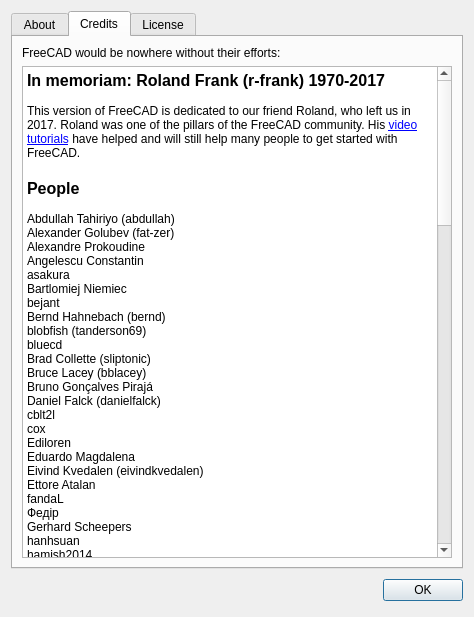
Old version of the form src/Gui/AboutApplication.ui in the repository berndhahnebach/All_FreeCAD.
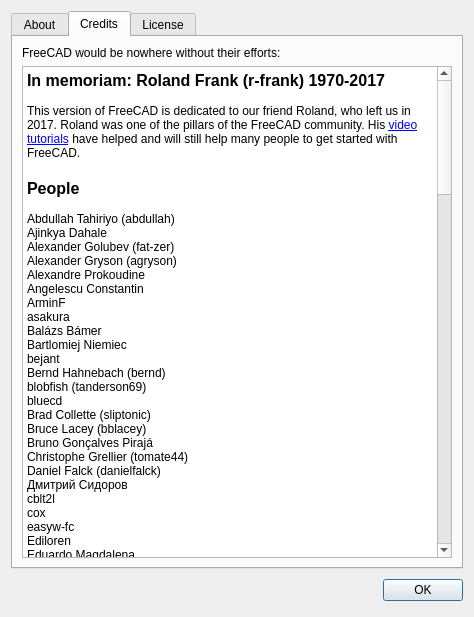
New version of the form. The open tabs and pages were chosen to show the change. Icons and pictures are not drawn. Custom widgets are drawn as their Qt base class.

Commit message: Updated credits list

```diff
--- a/src/Gui/AboutApplication.ui
+++ b/src/Gui/AboutApplication.ui
@@ -312,10 +312,14 @@
 &lt;p style=&quot; margin-top:0px; margin-bottom:0px; margin-left:0px; margin-right:0px; -qt-block-indent:0; text-indent:0px;&quot;&gt;&lt;span style=&quot; font-size:12pt; font-weight:600;&quot;&gt;People&lt;/span&gt;&lt;/p&gt;
 &lt;p style=&quot;-qt-paragraph-type:empty; margin-top:0px; margin-bottom:0px; margin-left:0px; margin-right:0px; -qt-block-indent:0; text-indent:0px;&quot;&gt;&lt;br /&gt;&lt;/p&gt;
 &lt;p style=&quot; margin-top:0px; margin-bottom:0px; margin-left:0px; margin-right:0px; -qt-block-indent:0; text-indent:0px;&quot;&gt;Abdullah Tahiriyo (abdullah)&lt;/p&gt;
+&lt;p style=&quot; margin-top:0px; margin-bottom:0px; margin-left:0px; margin-right:0px; -qt-block-indent:0; text-indent:0px;&quot;&gt;Ajinkya Dahale&lt;/p&gt;
 &lt;p style=&quot; margin-top:0px; margin-bottom:0px; margin-left:0px; margin-right:0px; -qt-block-indent:0; text-indent:0px;&quot;&gt;Alexander Golubev (fat-zer)&lt;/p&gt;
+&lt;p style=&quot; margin-top:0px; margin-bottom:0px; margin-left:0px; margin-right:0px; -qt-block-indent:0; text-indent:0px;&quot;&gt;Alexander Gryson (agryson)&lt;/p&gt;
 &lt;p style=&quot; margin-top:0px; margin-bottom:0px; margin-left:0px; margin-right:0px; -qt-block-indent:0; text-indent:0px;&quot;&gt;Alexandre Prokoudine&lt;/p&gt;
 &lt;p style=&quot; margin-top:0px; margin-bottom:0px; margin-left:0px; margin-right:0px; -qt-block-indent:0; text-indent:0px;&quot;&gt;Angelescu Constantin&lt;/p&gt;
+&lt;p style=&quot; margin-top:0px; margin-bottom:0px; margin-left:0px; margin-right:0px; -qt-block-indent:0; text-indent:0px;&quot;&gt;ArminF&lt;/p&gt;
 &lt;p style=&quot; margin-top:0px; margin-bottom:0px; margin-left:0px; margin-right:0px; -qt-block-indent:0; text-indent:0px;&quot;&gt;asakura&lt;/p&gt;
+&lt;p style=&quot; margin-top:0px; margin-bottom:0px; margin-left:0px; margin-right:0px; -qt-block-indent:0; text-indent:0px;&quot;&gt;Balázs Bámer&lt;/p&gt;
 &lt;p style=&quot; margin-top:0px; margin-bottom:0px; margin-left:0px; margin-right:0px; -qt-block-indent:0; text-indent:0px;&quot;&gt;Bartlomiej Niemiec&lt;/p&gt;
 &lt;p style=&quot; margin-top:0px; margin-bottom:0px; margin-left:0px; margin-right:0px; -qt-block-indent:0; text-indent:0px;&quot;&gt;bejant&lt;/p&gt;
 &lt;p style=&quot; margin-top:0px; margin-bottom:0px; margin-left:0px; margin-right:0px; -qt-block-indent:0; text-indent:0px;&quot;&gt;Bernd Hahnebach (bernd)&lt;/p&gt;
@@ -324,9 +328,12 @@
 &lt;p style=&quot; margin-top:0px; margin-bottom:0px; margin-left:0px; margin-right:0px; -qt-block-indent:0; text-indent:0px;&quot;&gt;Brad Collette (sliptonic)&lt;/p&gt;
 &lt;p style=&quot; margin-top:0px; margin-bottom:0px; margin-left:0px; margin-right:0px; -qt-block-indent:0; text-indent:0px;&quot;&gt;Bruce Lacey (bblacey)&lt;/p&gt;
 &lt;p style=&quot; margin-top:0px; margin-bottom:0px; margin-left:0px; margin-right:0px; -qt-block-indent:0; text-indent:0px;&quot;&gt;Bruno Gonçalves Pirajá&lt;/p&gt;
+&lt;p style=&quot; margin-top:0px; margin-bottom:0px; margin-left:0px; margin-right:0px; -qt-block-indent:0; text-indent:0px;&quot;&gt;Christophe Grellier (tomate44)&lt;/p&gt;
 &lt;p style=&quot; margin-top:0px; margin-bottom:0px; margin-left:0px; margin-right:0px; -qt-block-indent:0; text-indent:0px;&quot;&gt;Daniel Falck (danielfalck)&lt;/p&gt;
+&lt;p style=&quot; margin-top:0px; margin-bottom:0px; margin-left:0px; margin-right:0px; -qt-block-indent:0; text-indent:0px;&quot;&gt;Дмитрий Сидоров &lt;/p&gt;
 &lt;p style=&quot; margin-top:0px; margin-bottom:0px; margin-left:0px; margin-right:0px; -qt-block-indent:0; text-indent:0px;&quot;&gt;cblt2l&lt;/p&gt;
 &lt;p style=&quot; margin-top:0px; margin-bottom:0px; margin-left:0px; margin-right:0px; -qt-block-indent:0; text-indent:0px;&quot;&gt;cox&lt;/p&gt;
+&lt;p style=&quot; margin-top:0px; margin-bottom:0px; margin-left:0px; margin-right:0px; -qt-block-indent:0; text-indent:0px;&quot;&gt;easyw-fc&lt;/p&gt;
 &lt;p style=&quot; margin-top:0px; margin-bottom:0px; margin-left:0px; margin-right:0px; -qt-block-indent:0; text-indent:0px;&quot;&gt;Ediloren&lt;/p&gt;
 &lt;p style=&quot; margin-top:0px; margin-bottom:0px; margin-left:0px; margin-right:0px; -qt-block-indent:0; text-indent:0px;&quot;&gt;Eduardo Magdalena&lt;/p&gt;
 &lt;p style=&quot; margin-top:0px; margin-bottom:0px; margin-left:0px; margin-right:0px; -qt-block-indent:0; text-indent:0px;&quot;&gt;Eivind Kvedalen (eivindkvedalen)&lt;/p&gt;
@@ -336,33 +343,50 @@
 &lt;p style=&quot; margin-top:0px; margin-bottom:0px; margin-left:0px; margin-right:0px; -qt-block-indent:0; text-indent:0px;&quot;&gt;Gerhard Scheepers&lt;/p&gt;
 &lt;p style=&quot; margin-top:0px; margin-bottom:0px; margin-left:0px; margin-right:0px; -qt-block-indent:0; text-indent:0px;&quot;&gt;hanhsuan&lt;/p&gt;
 &lt;p style=&quot; margin-top:0px; margin-bottom:0px; margin-left:0px; margin-right:0px; -qt-block-indent:0; text-indent:0px;&quot;&gt;hamish2014&lt;/p&gt;
+&lt;p style=&quot; margin-top:0px; margin-bottom:0px; margin-left:0px; margin-right:0px; -qt-block-indent:0; text-indent:0px;&quot;&gt;heini-1&lt;/p&gt;
 &lt;p style=&quot; margin-top:0px; margin-bottom:0px; margin-left:0px; margin-right:0px; -qt-block-indent:0; text-indent:0px;&quot;&gt;Hervé Blorec&lt;/p&gt;
 &lt;p style=&quot; margin-top:0px; margin-bottom:0px; margin-left:0px; margin-right:0px; -qt-block-indent:0; text-indent:0px;&quot;&gt;hicarl&lt;/p&gt;
 &lt;p style=&quot; margin-top:0px; margin-bottom:0px; margin-left:0px; margin-right:0px; -qt-block-indent:0; text-indent:0px;&quot;&gt;Honza32&lt;/p&gt;
+&lt;p style=&quot; margin-top:0px; margin-bottom:0px; margin-left:0px; margin-right:0px; -qt-block-indent:0; text-indent:0px;&quot;&gt;HoWil&lt;/p&gt;
 &lt;p style=&quot; margin-top:0px; margin-bottom:0px; margin-left:0px; margin-right:0px; -qt-block-indent:0; text-indent:0px;&quot;&gt;htsubota&lt;/p&gt;
 &lt;p style=&quot; margin-top:0px; margin-bottom:0px; margin-left:0px; margin-right:0px; -qt-block-indent:0; text-indent:0px;&quot;&gt;Ian Rees&lt;/p&gt;
 &lt;p style=&quot; margin-top:0px; margin-bottom:0px; margin-left:0px; margin-right:0px; -qt-block-indent:0; text-indent:0px;&quot;&gt;Igor&lt;/p&gt;
 &lt;p style=&quot; margin-top:0px; margin-bottom:0px; margin-left:0px; margin-right:0px; -qt-block-indent:0; text-indent:0px;&quot;&gt;Isaac Ayala&lt;/p&gt;
 &lt;p style=&quot; margin-top:0px; margin-bottom:0px; margin-left:0px; margin-right:0px; -qt-block-indent:0; text-indent:0px;&quot;&gt;Jan Rheinlaender (jrheinlaender)&lt;/p&gt;
 &lt;p style=&quot; margin-top:0px; margin-bottom:0px; margin-left:0px; margin-right:0px; -qt-block-indent:0; text-indent:0px;&quot;&gt;javierMG&lt;/p&gt;
+&lt;p style=&quot; margin-top:0px; margin-bottom:0px; margin-left:0px; margin-right:0px; -qt-block-indent:0; text-indent:0px;&quot;&gt;Jean-Marie Verdun (vejmarie)&lt;/p&gt;
+&lt;p style=&quot; margin-top:0px; margin-bottom:0px; margin-left:0px; margin-right:0px; -qt-block-indent:0; text-indent:0px;&quot;&gt;Jean-Pierre Granet&lt;/p&gt;
+&lt;p style=&quot; margin-top:0px; margin-bottom:0px; margin-left:0px; margin-right:0px; -qt-block-indent:0; text-indent:0px;&quot;&gt;Jee-Bee&lt;/p&gt;
 &lt;p style=&quot; margin-top:0px; margin-bottom:0px; margin-left:0px; margin-right:0px; -qt-block-indent:0; text-indent:0px;&quot;&gt;Jiyong Choi&lt;/p&gt;
 &lt;p style=&quot; margin-top:0px; margin-bottom:0px; margin-left:0px; margin-right:0px; -qt-block-indent:0; text-indent:0px;&quot;&gt;jmaustpc&lt;/p&gt;
+&lt;p style=&quot; margin-top:0px; margin-bottom:0px; margin-left:0px; margin-right:0px; -qt-block-indent:0; text-indent:0px;&quot;&gt;joha2&lt;/p&gt;
 &lt;p style=&quot; margin-top:0px; margin-bottom:0px; margin-left:0px; margin-right:0px; -qt-block-indent:0; text-indent:0px;&quot;&gt;Jodbe&lt;/p&gt;
-&lt;p style=&quot; margin-top:0px; margin-bottom:0px; margin-left:0px; margin-right:0px; -qt-block-indent:0; text-indent:0px;&quot;&gt;Jonathan Wiedemann (rockn)&lt;/p&gt;
+&lt;p style=&quot; margin-top:0px; margin-bottom:0px; margin-left:0px; margin-right:0px; -qt-block-indent:0; text-indent:0px;&quot;&gt;Johannes Obermayr&lt;/p&gt;
+&lt;p style=&quot; margin-top:0px; margin-bottom:0px; margin-left:0px; margin-right:0px; -qt-block-indent:0; text-indent:0px;&quot;&gt;Jonathan Wiedemann (rockn/woodgalaxy)&lt;/p&gt;
 &lt;p style=&quot; margin-top:0px; margin-bottom:0px; margin-left:0px; margin-right:0px; -qt-block-indent:0; text-indent:0px;&quot;&gt;Jose Luis Cercos Pita (sanguinariojoe)&lt;/p&gt;
 &lt;p style=&quot; margin-top:0px; margin-bottom:0px; margin-left:0px; margin-right:0px; -qt-block-indent:0; text-indent:0px;&quot;&gt;jreinhardt&lt;/p&gt;
 &lt;p style=&quot; margin-top:0px; margin-bottom:0px; margin-left:0px; margin-right:0px; -qt-block-indent:0; text-indent:0px;&quot;&gt;Jürgen Riegel (jriegel)&lt;/p&gt;
+&lt;p style=&quot; margin-top:0px; margin-bottom:0px; margin-left:0px; margin-right:0px; -qt-block-indent:0; text-indent:0px;&quot;&gt;Keith Sloan&lt;/p&gt;
+&lt;p style=&quot; margin-top:0px; margin-bottom:0px; margin-left:0px; margin-right:0px; -qt-block-indent:0; text-indent:0px;&quot;&gt;kgoao&lt;/p&gt;
 &lt;p style=&quot; margin-top:0px; margin-bottom:0px; margin-left:0px; margin-right:0px; -qt-block-indent:0; text-indent:0px;&quot;&gt;kunguz&lt;/p&gt;
+&lt;p style=&quot; margin-top:0px; margin-bottom:0px; margin-left:0px; margin-right:0px; -qt-block-indent:0; text-indent:0px;&quot;&gt;Kurt Kremitzki (kkremitzki)&lt;/p&gt;
 &lt;p style=&quot; margin-top:0px; margin-bottom:0px; margin-left:0px; margin-right:0px; -qt-block-indent:0; text-indent:0px;&quot;&gt;Lars&lt;/p&gt;
+&lt;p style=&quot; margin-top:0px; margin-bottom:0px; margin-left:0px; margin-right:0px; -qt-block-indent:0; text-indent:0px;&quot;&gt;lhuedepohl&lt;/p&gt;
 &lt;p style=&quot; margin-top:0px; margin-bottom:0px; margin-left:0px; margin-right:0px; -qt-block-indent:0; text-indent:0px;&quot;&gt;logari81&lt;/p&gt;
 &lt;p style=&quot; margin-top:0px; margin-bottom:0px; margin-left:0px; margin-right:0px; -qt-block-indent:0; text-indent:0px;&quot;&gt;looooo&lt;/p&gt;
 &lt;p style=&quot; margin-top:0px; margin-bottom:0px; margin-left:0px; margin-right:0px; -qt-block-indent:0; text-indent:0px;&quot;&gt;Luke Parry (mrlukeparry)&lt;/p&gt;
+&lt;p style=&quot; margin-top:0px; margin-bottom:0px; margin-left:0px; margin-right:0px; -qt-block-indent:0; text-indent:0px;&quot;&gt;luzpaz (Kunda1)&lt;/p&gt;
 &lt;p style=&quot; margin-top:0px; margin-bottom:0px; margin-left:0px; margin-right:0px; -qt-block-indent:0; text-indent:0px;&quot;&gt;Марко Пејовић&lt;/p&gt;
+&lt;p style=&quot; margin-top:0px; margin-bottom:0px; margin-left:0px; margin-right:0px; -qt-block-indent:0; text-indent:0px;&quot;&gt;Markus Hovorka (drhooves)&lt;/p&gt;
+&lt;p style=&quot; margin-top:0px; margin-bottom:0px; margin-left:0px; margin-right:0px; -qt-block-indent:0; text-indent:0px;&quot;&gt;Markus Lampert (mlampert)&lt;/p&gt;
 &lt;p style=&quot; margin-top:0px; margin-bottom:0px; margin-left:0px; margin-right:0px; -qt-block-indent:0; text-indent:0px;&quot;&gt;Marosh&lt;/p&gt;
 &lt;p style=&quot; margin-top:0px; margin-bottom:0px; margin-left:0px; margin-right:0px; -qt-block-indent:0; text-indent:0px;&quot;&gt;Masaya Ootsuki&lt;/p&gt;
 &lt;p style=&quot; margin-top:0px; margin-bottom:0px; margin-left:0px; margin-right:0px; -qt-block-indent:0; text-indent:0px;&quot;&gt;Mateusz Skowroński (f3nix)&lt;/p&gt;
+&lt;p style=&quot; margin-top:0px; margin-bottom:0px; margin-left:0px; margin-right:0px; -qt-block-indent:0; text-indent:0px;&quot;&gt;Mattis M&lt;/p&gt;
 &lt;p style=&quot; margin-top:0px; margin-bottom:0px; margin-left:0px; margin-right:0px; -qt-block-indent:0; text-indent:0px;&quot;&gt;mdinger&lt;/p&gt;
+&lt;p style=&quot; margin-top:0px; margin-bottom:0px; margin-left:0px; margin-right:0px; -qt-block-indent:0; text-indent:0px;&quot;&gt;Meme2704&lt;/p&gt;
 &lt;p style=&quot; margin-top:0px; margin-bottom:0px; margin-left:0px; margin-right:0px; -qt-block-indent:0; text-indent:0px;&quot;&gt;Michael Hansen&lt;/p&gt;
+&lt;p style=&quot; margin-top:0px; margin-bottom:0px; margin-left:0px; margin-right:0px; -qt-block-indent:0; text-indent:0px;&quot;&gt;Michael Hindley (makkemal)&lt;/p&gt;
 &lt;p style=&quot; margin-top:0px; margin-bottom:0px; margin-left:0px; margin-right:0px; -qt-block-indent:0; text-indent:0px;&quot;&gt;microelly2&lt;/p&gt;
 &lt;p style=&quot; margin-top:0px; margin-bottom:0px; margin-left:0px; margin-right:0px; -qt-block-indent:0; text-indent:0px;&quot;&gt;Miguel Morais&lt;/p&gt;
 &lt;p style=&quot; margin-top:0px; margin-bottom:0px; margin-left:0px; margin-right:0px; -qt-block-indent:0; text-indent:0px;&quot;&gt;Николай Матвеев&lt;/p&gt;
@@ -370,33 +394,43 @@
 &lt;p style=&quot; margin-top:0px; margin-bottom:0px; margin-left:0px; margin-right:0px; -qt-block-indent:0; text-indent:0px;&quot;&gt;nikoss&lt;/p&gt;
 &lt;p style=&quot; margin-top:0px; margin-bottom:0px; margin-left:0px; margin-right:0px; -qt-block-indent:0; text-indent:0px;&quot;&gt;Normand Chamberland (NormandC)&lt;/p&gt;
 &lt;p style=&quot; margin-top:0px; margin-bottom:0px; margin-left:0px; margin-right:0px; -qt-block-indent:0; text-indent:0px;&quot;&gt;Onesz&lt;/p&gt;
+&lt;p style=&quot; margin-top:0px; margin-bottom:0px; margin-left:0px; margin-right:0px; -qt-block-indent:0; text-indent:0px;&quot;&gt;Pablo Gil&lt;/p&gt;
 &lt;p style=&quot; margin-top:0px; margin-bottom:0px; margin-left:0px; margin-right:0px; -qt-block-indent:0; text-indent:0px;&quot;&gt;Pasi Kukkola&lt;/p&gt;
+&lt;p style=&quot; margin-top:0px; margin-bottom:0px; margin-left:0px; margin-right:0px; -qt-block-indent:0; text-indent:0px;&quot;&gt;Paul Lee&lt;/p&gt;
 &lt;p style=&quot; margin-top:0px; margin-bottom:0px; margin-left:0px; margin-right:0px; -qt-block-indent:0; text-indent:0px;&quot;&gt;Peta T&lt;/p&gt;
 &lt;p style=&quot; margin-top:0px; margin-bottom:0px; margin-left:0px; margin-right:0px; -qt-block-indent:0; text-indent:0px;&quot;&gt;Peter Hageman&lt;/p&gt;
 &lt;p style=&quot; margin-top:0px; margin-bottom:0px; margin-left:0px; margin-right:0px; -qt-block-indent:0; text-indent:0px;&quot;&gt;Peter Klofutar&lt;/p&gt;
 &lt;p style=&quot; margin-top:0px; margin-bottom:0px; margin-left:0px; margin-right:0px; -qt-block-indent:0; text-indent:0px;&quot;&gt;Peter Lama (peterl94)&lt;/p&gt;
 &lt;p style=&quot; margin-top:0px; margin-bottom:0px; margin-left:0px; margin-right:0px; -qt-block-indent:0; text-indent:0px;&quot;&gt;piffpoof&lt;/p&gt;
 &lt;p style=&quot; margin-top:0px; margin-bottom:0px; margin-left:0px; margin-right:0px; -qt-block-indent:0; text-indent:0px;&quot;&gt;pinkpony&lt;/p&gt;
+&lt;p style=&quot; margin-top:0px; margin-bottom:0px; margin-left:0px; margin-right:0px; -qt-block-indent:0; text-indent:0px;&quot;&gt;Priit Laes&lt;/p&gt;
 &lt;p style=&quot; margin-top:0px; margin-bottom:0px; margin-left:0px; margin-right:0px; -qt-block-indent:0; text-indent:0px;&quot;&gt;pperisin&lt;/p&gt;
 &lt;p style=&quot; margin-top:0px; margin-bottom:0px; margin-left:0px; margin-right:0px; -qt-block-indent:0; text-indent:0px;&quot;&gt;Prezmo Firszt (PrzemoF)&lt;/p&gt;
+&lt;p style=&quot; margin-top:0px; margin-bottom:0px; margin-left:0px; margin-right:0px; -qt-block-indent:0; text-indent:0px;&quot;&gt;Qingfeng Xia&lt;/p&gt;
 &lt;p style=&quot; margin-top:0px; margin-bottom:0px; margin-left:0px; margin-right:0px; -qt-block-indent:0; text-indent:0px;&quot;&gt;quick61&lt;/p&gt;
 &lt;p style=&quot; margin-top:0px; margin-bottom:0px; margin-left:0px; margin-right:0px; -qt-block-indent:0; text-indent:0px;&quot;&gt;rako&lt;/p&gt;
 &lt;p style=&quot; margin-top:0px; margin-bottom:0px; margin-left:0px; margin-right:0px; -qt-block-indent:0; text-indent:0px;&quot;&gt;Raulshc&lt;/p&gt;
+&lt;p style=&quot; margin-top:0px; margin-bottom:0px; margin-left:0px; margin-right:0px; -qt-block-indent:0; text-indent:0px;&quot;&gt;realthunder&lt;/p&gt;
 &lt;p style=&quot; margin-top:0px; margin-bottom:0px; margin-left:0px; margin-right:0px; -qt-block-indent:0; text-indent:0px;&quot;&gt;Renato Rebelo&lt;/p&gt;
 &lt;p style=&quot; margin-top:0px; margin-bottom:0px; margin-left:0px; margin-right:0px; -qt-block-indent:0; text-indent:0px;&quot;&gt;Renato Rivoira (renatorivo)&lt;/p&gt;
 &lt;p style=&quot; margin-top:0px; margin-bottom:0px; margin-left:0px; margin-right:0px; -qt-block-indent:0; text-indent:0px;&quot;&gt;Rentlau&lt;/p&gt;
 &lt;p style=&quot; margin-top:0px; margin-bottom:0px; margin-left:0px; margin-right:0px; -qt-block-indent:0; text-indent:0px;&quot;&gt;Roland Frank (r-frank)&lt;/p&gt;
+&lt;p style=&quot; margin-top:0px; margin-bottom:0px; margin-left:0px; margin-right:0px; -qt-block-indent:0; text-indent:0px;&quot;&gt;Sabin Iacob&lt;/p&gt;
+&lt;p style=&quot; margin-top:0px; margin-bottom:0px; margin-left:0px; margin-right:0px; -qt-block-indent:0; text-indent:0px;&quot;&gt;Saso Badovinac (saso)&lt;/p&gt;
 &lt;p style=&quot; margin-top:0px; margin-bottom:0px; margin-left:0px; margin-right:0px; -qt-block-indent:0; text-indent:0px;&quot;&gt;sema&lt;/p&gt;
+&lt;p style=&quot; margin-top:0px; margin-bottom:0px; margin-left:0px; margin-right:0px; -qt-block-indent:0; text-indent:0px;&quot;&gt;Sergo Pogosyan (usakhelo)&lt;/p&gt;
 &lt;p style=&quot; margin-top:0px; margin-bottom:0px; margin-left:0px; margin-right:0px; -qt-block-indent:0; text-indent:0px;&quot;&gt;sgrogan&lt;/p&gt;
-&lt;p style=&quot; margin-top:0px; margin-bottom:0px; margin-left:0px; margin-right:0px; -qt-block-indent:0; text-indent:0px;&quot;&gt;shaise&lt;/p&gt;
+&lt;p style=&quot; margin-top:0px; margin-bottom:0px; margin-left:0px; margin-right:0px; -qt-block-indent:0; text-indent:0px;&quot;&gt;Shai Seger (shaise)&lt;/p&gt;
 &lt;p style=&quot; margin-top:0px; margin-bottom:0px; margin-left:0px; margin-right:0px; -qt-block-indent:0; text-indent:0px;&quot;&gt;shoogen&lt;/p&gt;
+&lt;p style=&quot; margin-top:0px; margin-bottom:0px; margin-left:0px; margin-right:0px; -qt-block-indent:0; text-indent:0px;&quot;&gt;Starofrainnight&lt;/p&gt;
 &lt;p style=&quot; margin-top:0px; margin-bottom:0px; margin-left:0px; margin-right:0px; -qt-block-indent:0; text-indent:0px;&quot;&gt;Stefan Tröger (ickby)&lt;/p&gt;
+&lt;p style=&quot; margin-top:0px; margin-bottom:0px; margin-left:0px; margin-right:0px; -qt-block-indent:0; text-indent:0px;&quot;&gt;stoflap&lt;/p&gt;
+&lt;p style=&quot; margin-top:0px; margin-bottom:0px; margin-left:0px; margin-right:0px; -qt-block-indent:0; text-indent:0px;&quot;&gt;Thomas Schrader&lt;/p&gt;
 &lt;p style=&quot; margin-top:0px; margin-bottom:0px; margin-left:0px; margin-right:0px; -qt-block-indent:0; text-indent:0px;&quot;&gt;Timo Seppola&lt;/p&gt;
 &lt;p style=&quot; margin-top:0px; margin-bottom:0px; margin-left:0px; margin-right:0px; -qt-block-indent:0; text-indent:0px;&quot;&gt;totyg&lt;/p&gt;
 &lt;p style=&quot; margin-top:0px; margin-bottom:0px; margin-left:0px; margin-right:0px; -qt-block-indent:0; text-indent:0px;&quot;&gt;triplus&lt;/p&gt;
 &lt;p style=&quot; margin-top:0px; margin-bottom:0px; margin-left:0px; margin-right:0px; -qt-block-indent:0; text-indent:0px;&quot;&gt;trzyha&lt;/p&gt;
 &lt;p style=&quot; margin-top:0px; margin-bottom:0px; margin-left:0px; margin-right:0px; -qt-block-indent:0; text-indent:0px;&quot;&gt;ulrich1a&lt;/p&gt;
-&lt;p style=&quot; margin-top:0px; margin-bottom:0px; margin-left:0px; margin-right:0px; -qt-block-indent:0; text-indent:0px;&quot;&gt;vejmarie&lt;/p&gt;
 &lt;p style=&quot; margin-top:0px; margin-bottom:0px; margin-left:0px; margin-right:0px; -qt-block-indent:0; text-indent:0px;&quot;&gt;Victor Radulescu&lt;/p&gt;
 &lt;p style=&quot; margin-top:0px; margin-bottom:0px; margin-left:0px; margin-right:0px; -qt-block-indent:0; text-indent:0px;&quot;&gt;Victor Titov (DeepSOIC)&lt;/p&gt;
 &lt;p style=&quot; margin-top:0px; margin-bottom:0px; margin-left:0px; margin-right:0px; -qt-block-indent:0; text-indent:0px;&quot;&gt;Vilfredo&lt;/p&gt;
```
Left out of the diff: 2 changed lines with no effect on the pictures.
